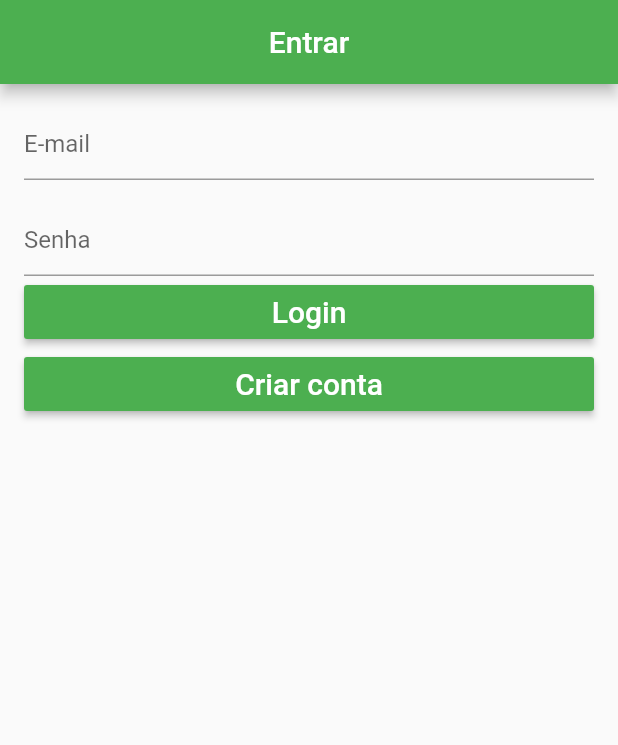
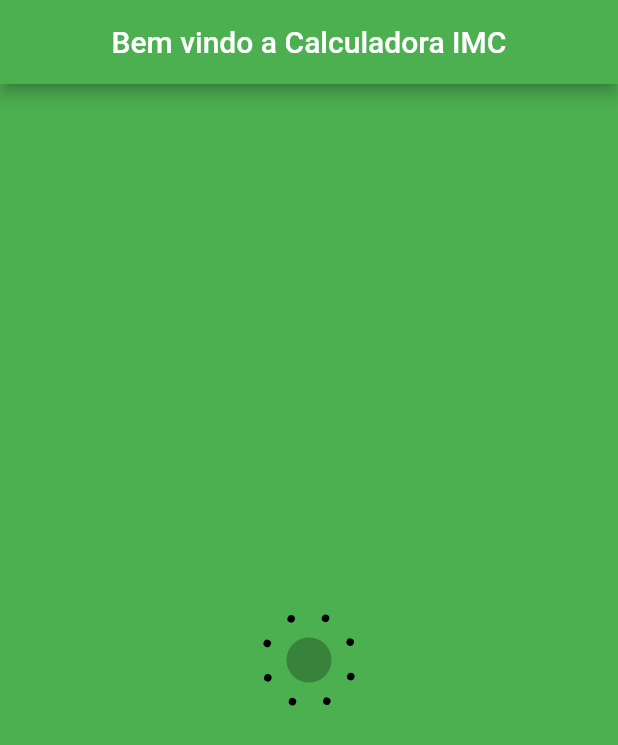
Before and after one commit to DeivideMateus/Android_Unit, a Flutter app: the screen it shows after launch, on a phone screen of 412 x 824 dp. Shown: the top 745 px of the screen. Run offline on Flutter 3.47's test engine with Material 2 defaults, Android fonts, the phone set to English and light mode, and no system bars; our stand-ins replace firebase_auth; accounts and stored records are empty.

Commit message:
app final

```diff
--- /dev/null
+++ b/calculador_imc/lib/loader.dart
@@ -0,0 +1,176 @@
+import 'package:flutter/material.dart';
+import 'dart:math';
+
+import 'login.dart';
+
+class Loader extends StatefulWidget {
+  @override
+  _LoaderState createState() => _LoaderState();
+}
+
+class _LoaderState extends State<Loader> with SingleTickerProviderStateMixin {
+  AnimationController controller;
+  Animation<double> animation_rotation;
+  Animation<double> animation_radius_in;
+  Animation<double> animation_radius_out;
+
+  final double initialRadius = 30;
+
+  double radius = 0.0;
+
+  @override
+  void initState() {
+    super.initState();
+
+    controller =
+        AnimationController(vsync: this, duration: Duration(seconds: 5));
+
+    animation_rotation = Tween<double>(
+      begin: 0.0,
+      end: 1.0,
+    ).animate(CurvedAnimation(
+        parent: controller, curve: Interval(0.0, 1.0, curve: Curves.linear)));
+
+    animation_radius_in = Tween<double>(
+      begin: 1.0,
+      end: 0.0,
+    ).animate(CurvedAnimation(
+        parent: controller,
+        curve: Interval(0.75, 1.0, curve: Curves.elasticIn)));
+
+    animation_radius_out = Tween<double>(
+      begin: 0.0,
+      end: 1.0,
+    ).animate(CurvedAnimation(
+        parent: controller,
+        curve: Interval(0.0, 0.25, curve: Curves.elasticOut)));
+
+    controller.addListener(() {
+      setState(() {
+        if (controller.value >= 0.75 && controller.value <= 1.0) {
+          radius = animation_radius_in.value * initialRadius;
+        } else if (controller.value >= 0.0 && controller.value <= 0.25) {
+          radius = animation_radius_out.value * initialRadius;
+        }
+      });
+    });
+    controller.repeat();
+
+    Future.delayed(Duration(seconds: 8)).then((_) {
+      Navigator.of(context)
+          .pushReplacement(MaterialPageRoute(builder: (context) => Login()));
+    });
+  }
+
+  @override
+  Widget build(BuildContext context) {
+    return Scaffold(
+        appBar: AppBar(
+          title: Text(
+            "Bem vindo a Calculadora IMC",
+            style: TextStyle(color: Colors.white),
+          ),
+          centerTitle: true,
+        ),
+        body: Container(
+          constraints: BoxConstraints.expand(),
+          decoration: BoxDecoration(color: Colors.green),
+          width: 100.0,
+          height: 100.0,
+          child: Center(
+            child: RotationTransition(
+              turns: animation_rotation,
+              child: Stack(
+                children: <Widget>[
+                  Dot(
+                    radius: 30.0,
+                    color: Colors.black26,
+                  ),
+                  Transform.translate(
+                    offset: Offset(radius * cos(pi / 4), radius * sin(pi / 4)),
+                    child: Dot(
+                      radius: 5.0,
+                      color: Colors.black,
+                    ),
+                  ),
+                  Transform.translate(
+                    offset: Offset(
+                        radius * cos(2 * pi / 4), radius * sin(2 * pi / 4)),
+                    child: Dot(
+                      radius: 5.0,
+                      color: Colors.black,
+                    ),
+                  ),
+                  Transform.translate(
+                    offset: Offset(
+                        radius * cos(3 * pi / 4), radius * sin(3 * pi / 4)),
+                    child: Dot(
+                      radius: 5.0,
+                      color: Colors.black,
+                    ),
+                  ),
+                  Transform.translate(
+                    offset: Offset(
+                        radius * cos(4 * pi / 4), radius * sin(4 * pi / 4)),
+                    child: Dot(
+                      radius: 5.0,
+                      color: Colors.black,
+                    ),
+                  ),
+                  Transform.translate(
+                    offset: Offset(
+                        radius * cos(5 * pi / 4), radius * sin(5 * pi / 4)),
+                    child: Dot(
+                      radius: 5.0,
+                      color: Colors.black,
+                    ),
+                  ),
+                  Transform.translate(
+                    offset: Offset(
+                        radius * cos(6 * pi / 4), radius * sin(6 * pi / 4)),
+                    child: Dot(
+                      radius: 5.0,
+                      color: Colors.black,
+                    ),
+                  ),
+                  Transform.translate(
+                    offset: Offset(
+                        radius * cos(7 * pi / 4), radius * sin(7 * pi / 4)),
+                    child: Dot(
+                      radius: 5.0,
+                      color: Colors.black,
+                    ),
+                  ),
+                  Transform.translate(
+                    offset: Offset(
+                        radius * cos(8 * pi / 4), radius * sin(8 * pi / 4)),
+                    child: Dot(
+                      radius: 5.0,
+                      color: Colors.black,
+                    ),
+                  ),
+                ],
+              ),
+            ),
+          ),
+        ));
+  }
+}
+
+class Dot extends StatelessWidget {
+  final double radius;
+  final Color color;
+
+  Dot({this.radius, this.color});
+
+  @override
+  Widget build(BuildContext context) {
+    return Center(
+      child: Container(
+        width: this.radius,
+        height: this.radius,
+        decoration: BoxDecoration(color: this.color, shape: BoxShape.circle),
+      ),
+    );
+  }
+}
--- a/calculador_imc/lib/login.dart
+++ b/calculador_imc/lib/login.dart
@@ -33,10 +33,10 @@ class _LoginState extends State<Login> {
           print("Singned in: ${user.uid}");
           Navigator.of(context)
               .pushReplacement(MaterialPageRoute(builder: (context) => Home()));
-        }
-        else {
+        } else {
           FirebaseUser user = await FirebaseAuth.instance
-              .createUserWithEmailAndPassword(email: _email, password: _password);
+              .createUserWithEmailAndPassword(
+                  email: _email, password: _password);
           print("Usuário registrado: ${user.uid}");
           Navigator.of(context)
               .pushReplacement(MaterialPageRoute(builder: (context) => Home()));
@@ -104,10 +104,11 @@ class _LoginState extends State<Login> {
     if (_formType == FormType.login) {
       return [
         RaisedButton(
-          //colocar o onPressed aqui e um container no RaisedButton
+          child: Container(
             child: Text(
               "Login",
               style: TextStyle(fontSize: 20.0, color: Colors.white),
+            ),
           ),
           color: Colors.green,
           onPressed: validateAndSubmit,
--- a/calculador_imc/lib/main.dart
+++ b/calculador_imc/lib/main.dart
@@ -1,5 +1,7 @@
 import 'package:calculador_imc/login.dart';
 import 'package:flutter/material.dart';
+
+import 'loader.dart';
 
 void main() => runApp(new MyApp());
 
@@ -11,7 +13,7 @@ class MyApp extends StatelessWidget {
       theme: ThemeData(
         primarySwatch: Colors.green,
       ),
-      home: Login()
+      home: Loader()
     );
   }
 }
```
Lines whose indentation alone changed are shown as unchanged.
